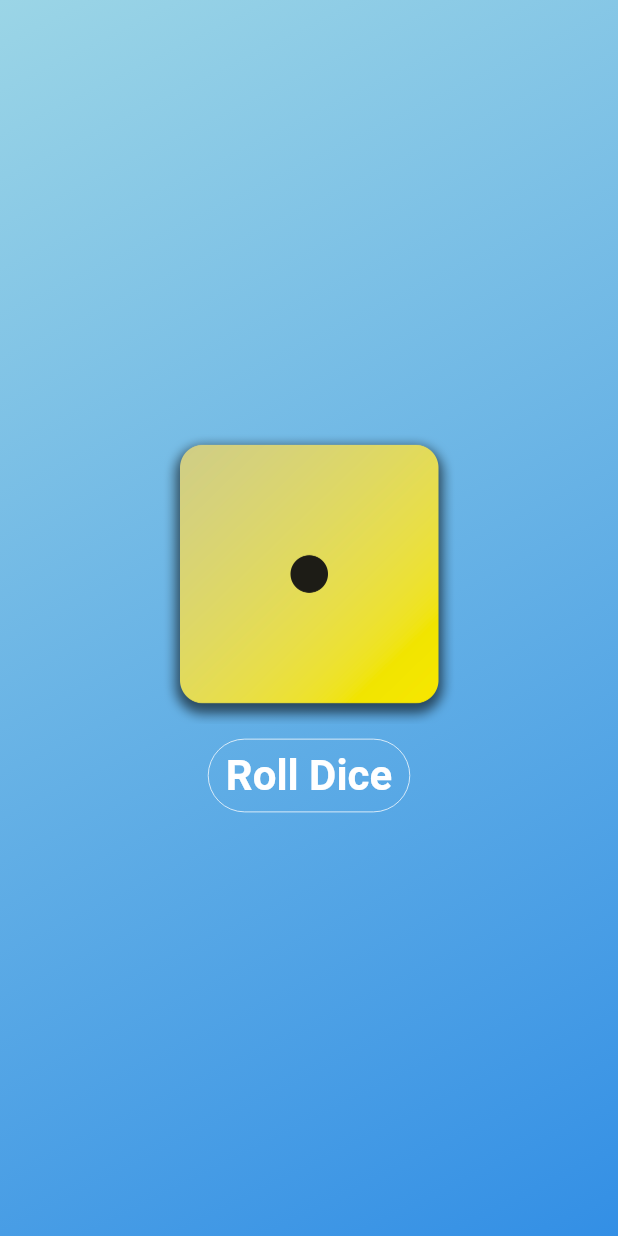
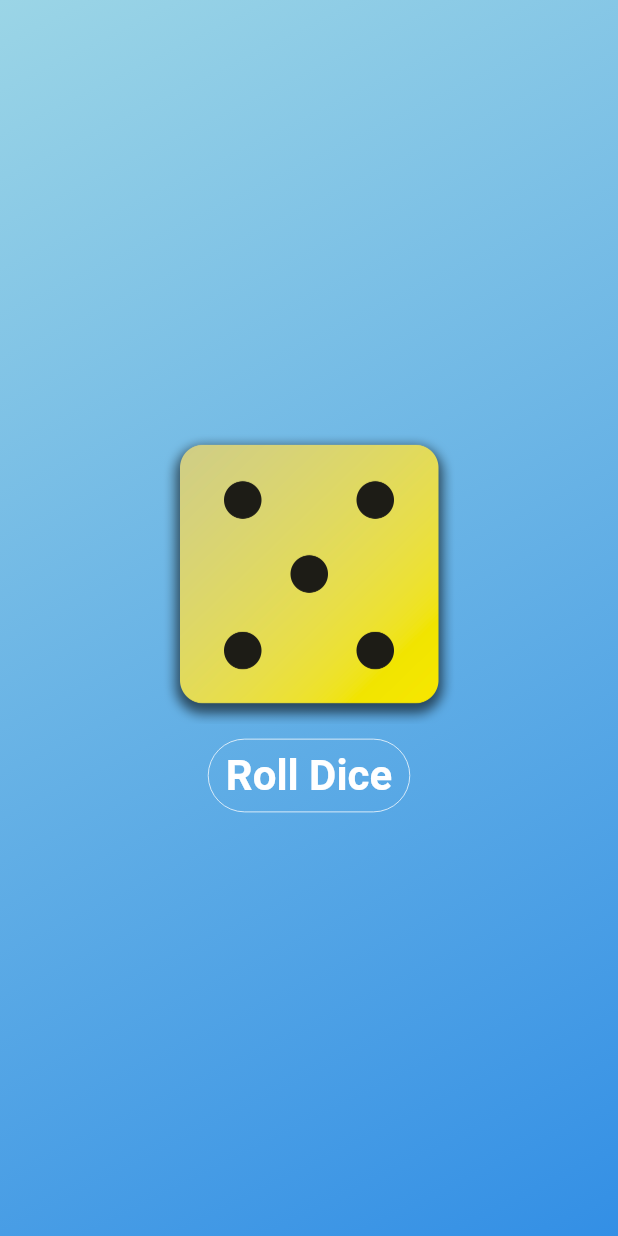
Before and after one commit to ChrisSamHarris/acade_course, a Flutter app: the screen it shows after launch, after a tap on "Roll Dice", on a phone screen of 412 x 824 dp. Run offline on Flutter 3.47's test engine with Material 3 defaults, Android fonts, the phone set to English and light mode, and no system bars.

Commit message:
roll dice completed

```diff
--- /dev/null
+++ b/roll_dice_app/lib/dice_roll.dart
@@ -0,0 +1,55 @@
+import 'dart:math';
+import 'package:flutter/material.dart';
+
+// final so we dont keep generating the Random() class
+final randomiser = Random();
+
+// both DiceRoll and _DiceRollState are required to create a stateful widget
+class DiceRoll extends StatefulWidget {
+  const DiceRoll({super.key});
+
+  @override
+  State<DiceRoll> createState() {
+    return _DiceRollState();
+  }
+
+}
+
+// using stateful widget = always works with two classes
+class _DiceRollState extends State<DiceRoll> {
+  var diceRoll = 1;
+
+  void rollDice() {
+    // setState() rebuilds the widget for DiceRoll
+    setState(() {
+      diceRoll = randomiser.nextInt(6) + 1;
+    });
+    print("Changing image...");
+  }
+
+  // build requires a re-run once the activeDiceImage is updated - achieved via setState()
+  @override
+  Widget build(context){
+    return Column(
+          mainAxisSize: MainAxisSize.min,
+          children: [
+            Image.asset(
+              'assets/images/dice-$diceRoll.png',
+              width: 200,
+            ),
+            const SizedBox(height: 10),
+            TextButton(
+                onPressed: rollDice,
+                style: TextButton.styleFrom(
+                    // padding: EdgeInsets.only(top: 20, bottom: 20),
+                    side: const BorderSide(color: Colors.white, width: 0.5),
+                    foregroundColor: Colors.white,
+                    textStyle: const TextStyle(
+                        fontSize: 28,
+                        fontWeight: FontWeight.bold,
+                        fontFamily: "Roboto")),
+                child: const Text("Roll Dice")),
+          ],
+      );
+  }
+}
--- a/roll_dice_app/lib/gradient_container.dart
+++ b/roll_dice_app/lib/gradient_container.dart
@@ -1,5 +1,6 @@
 import 'package:flutter/material.dart';
 import 'package:beautiful_app/text_style_hw.dart';
+import 'package:beautiful_app/dice_roll.dart';
 
 // final = var that will never change | best practice to be as restrictive as possible - ensure the var doesnt get overwritten elsewhere
 // const can be used aswell, telling dart the var is a compile time constant - use const wherever it makes sense
@@ -16,10 +17,6 @@ class GradientContainer extends StatelessWidget {
 
   final Color colorStart;
   final Color colorEnd;
-
-  void rollDice() {
-    print("Rolling Dice");
-  }
 
   // @override makes it clear we're overriding the build method of stateless widget, not necessarily required
   // const - optimised and stored in memory for re-use
@@ -39,27 +36,8 @@ class GradientContainer extends StatelessWidget {
       child: Center(
         //child: StyleText("Hello World!"),
         //child: StyleText.hello(),
-        child: Column(
-          mainAxisSize: MainAxisSize.min,
-          children: [
-            Image.asset(
-              'assets/images/dice-1.png',
-              width: 200,
-            ),
-            const SizedBox(height: 10),
-            TextButton(
-                onPressed: rollDice,
-                style: TextButton.styleFrom(
-                    // padding: EdgeInsets.only(top: 20, bottom: 20),
-                    side: const BorderSide(color: Colors.white, width: 0.5),
-                    foregroundColor: Colors.white,
-                    textStyle: const TextStyle(
-                        fontSize: 28,
-                        fontWeight: FontWeight.bold,
-                        fontFamily: "Roboto")),
-                child: const Text("Roll Dice")),
-          ],
-        ),
+        // DiceRoll() is a stateful widget so the build method will need to be triggered again to update the UI
+        child: DiceRoll()
       ),
     );
   }
```
